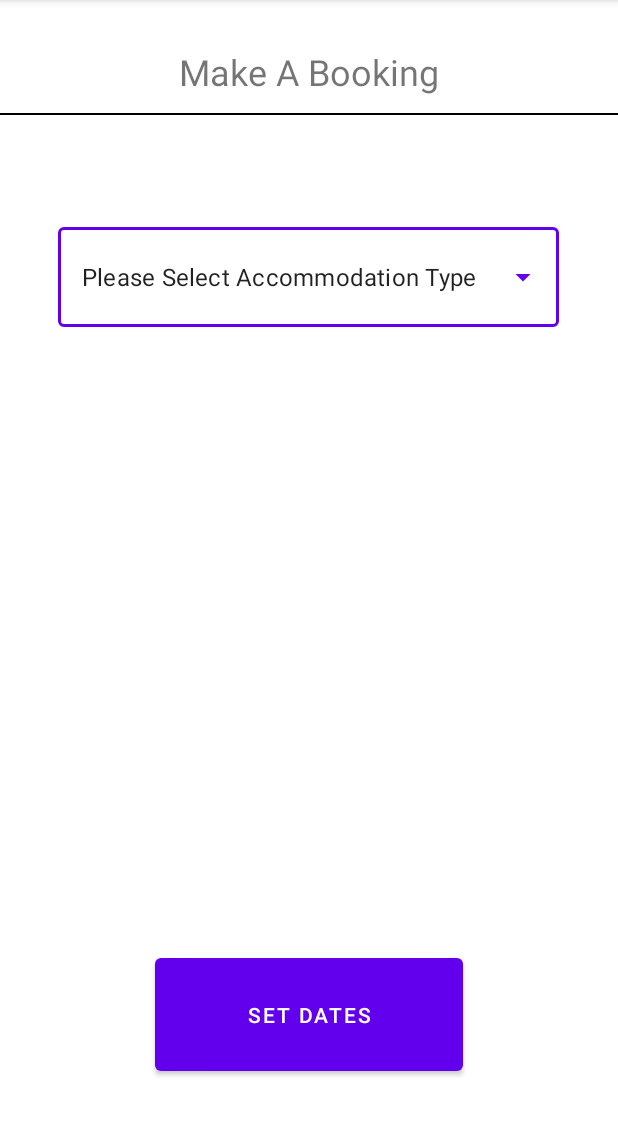
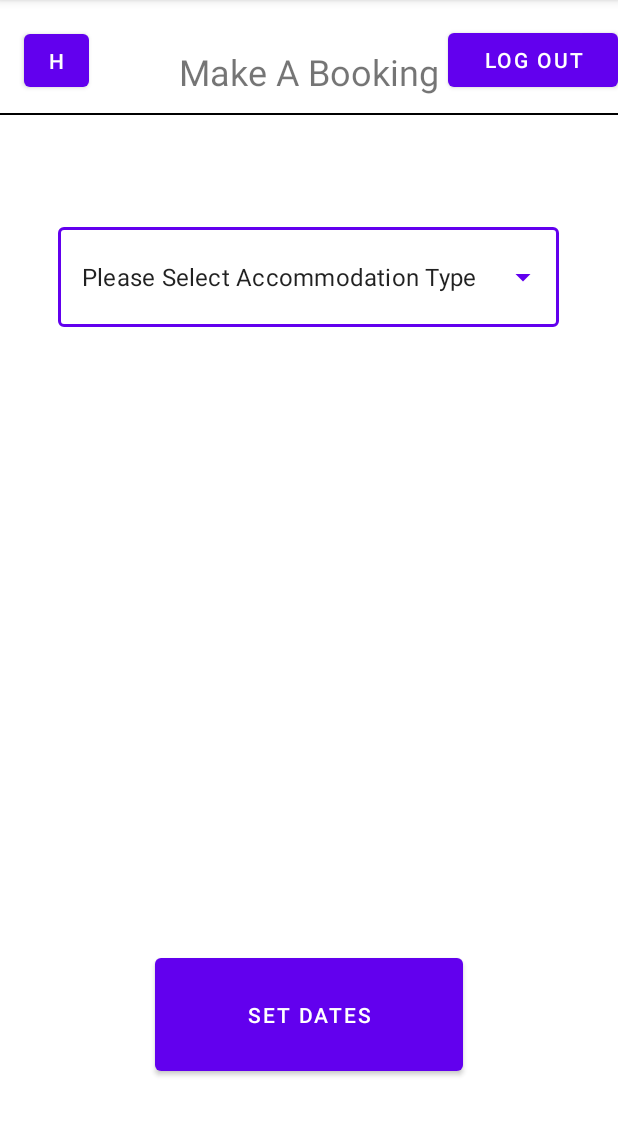
Before and after one commit to J4yLo/FarmBnB, an Android app: the MakeABooking screen opened directly, with no data from a screen before it, on a phone screen of 412 x 824 dp, the part 84-1220 px from its top. Run offline under Robolectric (Android 15) with nearby library versions, the phone set to English and light mode, and no system bars.

```diff
--- a/app/src/main/java/com/example/farmbnb/MakeABooking.java
+++ b/app/src/main/java/com/example/farmbnb/MakeABooking.java
@@ -9,6 +9,7 @@ import android.widget.AdapterView;
 import android.widget.ArrayAdapter;
 import android.widget.AutoCompleteTextView;
 import android.widget.Button;
+import android.widget.Toast;
 
 
 public class MakeABooking extends AppCompatActivity {
@@ -24,8 +25,10 @@ public class MakeABooking extends AppCompatActivity {
     AutoCompleteTextView DropDownMenu;
     ArrayAdapter<String> Adapter;
 
-    private Button btnBack;
+    private Button btnBack2;
+    private Button btnSelectBooking;
     private Boolean ItemValidator = false;
+    private Button btnLogOut2;
 
 
 
@@ -35,6 +38,10 @@ public class MakeABooking extends AppCompatActivity {
         super.onCreate(savedInstanceState);
         setContentView(R.layout.activity_make_abooking);
 
+        btnBack2 = findViewById(R.id.btnBack2);
+        btnLogOut2 = findViewById(R.id.btnLogOut2);
+        btnSelectBooking = findViewById(R.id.btnSelectBooking);
+
         Adapter = new ArrayAdapter<>(this, R.layout.dropdownmenu,Accommodations);
         DropDownMenu = findViewById(R.id.DropDownMenu);
 
@@ -42,6 +49,8 @@ public class MakeABooking extends AppCompatActivity {
 
         DropDownMenu.setOnItemClickListener(new AdapterView.OnItemClickListener() {
             @Override
+
+            // Code that changes boolean value to true, this is to validate if a user actually chose an item before they click a button
             public void onItemClick(AdapterView<?> parent, View view, int position, long id) {
                 if (parent.getItemAtPosition(position).equals("Please Select Accommodation Type"))
                 {
@@ -56,7 +65,8 @@ public class MakeABooking extends AppCompatActivity {
         });
 
 
-        btnBack.setOnClickListener(new View.OnClickListener() {
+        // Code that takes user to set dates page if they have an Accommodation selected
+        btnSelectBooking.setOnClickListener(new View.OnClickListener() {
             @Override
             public void onClick(View v)
             {
@@ -65,10 +75,39 @@ public class MakeABooking extends AppCompatActivity {
                     Intent MakeABooking2 = new Intent(MakeABooking.this, MakeABooking2.class);
                     startActivity(MakeABooking2);
                 }
+                else
+                {
+                    Toast.makeText(MakeABooking.this, "Please Select An Accommodation", Toast.LENGTH_SHORT).show();
+                }
+            }
+        });
+
+        // Code that returns user to login page
+        btnLogOut2.setOnClickListener(new View.OnClickListener() {
+            @Override
+            public void onClick(View v) {
+                openLoginPage();
+            }
+        });
+
+        btnBack2.setOnClickListener(new View.OnClickListener() {
+            @Override
+            public void onClick(View v) {
+
+                openHomePage();
             }
         });
 
 
+    }
 
+    public void openLoginPage(){
+        Intent MainActivity = new Intent(MakeABooking.this, MainActivity.class);
+        startActivity(MainActivity);
+    }
+
+    public void openHomePage(){
+        Intent HomePage = new Intent(MakeABooking.this, HomePage.class);
+        startActivity(HomePage);
     }
 }
--- a/app/src/main/res/layout/activity_make_abooking.xml
+++ b/app/src/main/res/layout/activity_make_abooking.xml
@@ -17,6 +17,33 @@
         app:layout_constraintEnd_toEndOf="parent"
         app:layout_constraintStart_toStartOf="parent"
         app:layout_constraintTop_toBottomOf="@+id/textView8" />
+
+    <Button
+        android:id="@+id/btnLogOut2"
+        android:layout_width="113dp"
+        android:layout_height="48dp"
+        android:layout_marginTop="16dp"
+        android:text="Log Out"
+        app:layout_constraintBottom_toTopOf="@+id/view6"
+        app:layout_constraintEnd_toEndOf="parent"
+        app:layout_constraintHorizontal_bias="1.0"
+        app:layout_constraintStart_toEndOf="@+id/textView9"
+        app:layout_constraintTop_toTopOf="parent"
+        app:layout_constraintVertical_bias="0.0" />
+
+    <Button
+        android:id="@+id/btnBack2"
+        android:layout_width="43dp"
+        android:layout_height="47dp"
+        android:layout_marginTop="12dp"
+        android:layout_marginBottom="11dp"
+        android:text="H"
+        app:layout_constraintBottom_toTopOf="@+id/view8"
+        app:layout_constraintEnd_toStartOf="@+id/textView9"
+        app:layout_constraintHorizontal_bias="0.21"
+        app:layout_constraintStart_toStartOf="parent"
+        app:layout_constraintTop_toTopOf="parent"
+        app:layout_constraintVertical_bias="1.0" />
 
     <View
         android:id="@+id/view8"
```
